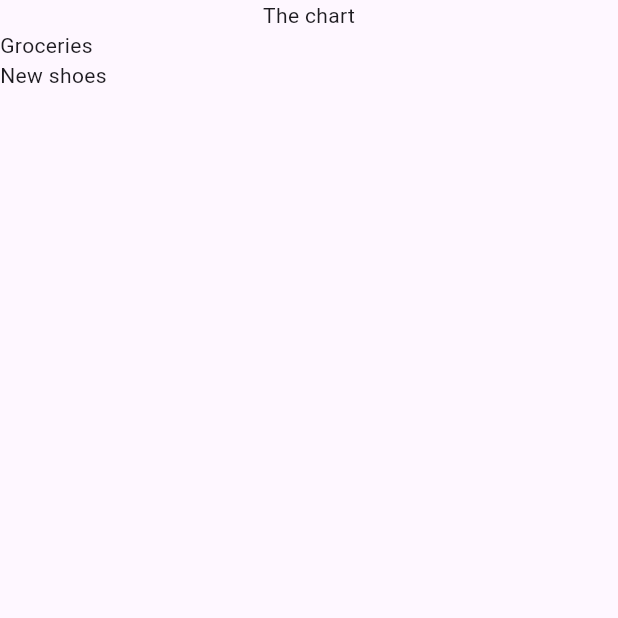
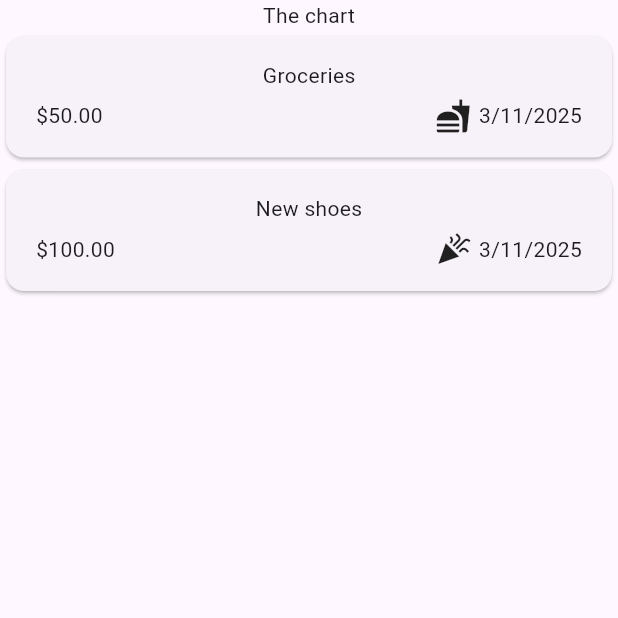
Before and after one commit to satyampra73/Expense_Tracker, a Flutter app: the screen it shows after launch, on a phone screen of 412 x 824 dp, the top half of it. Run offline on Flutter 3.47's test engine with Material 3 defaults, Android fonts, the phone set to English and light mode, and no system bars.

Commit message:
expense list created

```diff
--- a/lib/model/expense.dart
+++ b/lib/model/expense.dart
@@ -1,9 +1,20 @@
-
+import 'package:flutter/material.dart';
+import 'package:intl/intl.dart';
 import 'package:uuid/uuid.dart';
 
+
+final formatter = DateFormat.yMd();
 final uuid = Uuid();
 
 enum Category { food, travel, leisure , work}
+
+const categoryIcons = {
+
+  Category.food: Icons.fastfood,
+  Category.travel: Icons.flight,
+  Category.leisure: Icons.celebration,
+  Category.work: Icons.work,
+};
 
 class Expense {
   Expense({
@@ -19,4 +30,7 @@ class Expense {
   final DateTime date;
   final Category category;
 
+  String get formattedDate{
+    return formatter.format(date);
+  }
 }
--- a/lib/widgets/expenses.dart
+++ b/lib/widgets/expenses.dart
@@ -3,7 +3,7 @@ import 'package:expense_tracker/model/expense.dart';
 import 'package:flutter/material.dart';
 
 class Expenses extends StatefulWidget {
-  const Expenses({Key? key}) : super(key: key);
+  const Expenses({super.key});
 
   @override
   State<Expenses> createState() => _ExpensesState();
--- a/lib/widgets/expenses_list/expense_item.dart
+++ b/lib/widgets/expenses_list/expense_item.dart
@@ -0,0 +1,40 @@
+import 'package:expense_tracker/model/expense.dart';
+import 'package:flutter/cupertino.dart';
+import 'package:flutter/material.dart';
+
+class ExpenseItem extends StatelessWidget {
+  const ExpenseItem(this.expense, {super.key});
+
+  final Expense expense;
+  @override
+  Widget build(BuildContext context) {
+
+    return Card(
+      child: Padding(
+        padding: const EdgeInsets.symmetric(
+          vertical: 16,
+          horizontal: 20,
+        ),
+        child: Column(
+          children: [
+            Text(expense.title),
+            SizedBox(height: 5),
+            Row(
+              children: [
+                Text('\$${expense.amount.toStringAsFixed(2)}'),
+                Spacer(),
+                Row(
+                  children: [
+                    Icon(categoryIcons[expense.category]),
+                    SizedBox(width: 5),
+                    Text(expense.formattedDate),
+                  ],
+                )
+              ],
+            )
+          ],
+        ),
+      ),
+    );
+  }
+}
--- a/lib/widgets/expenses_list/expenses_list.dart
+++ b/lib/widgets/expenses_list/expenses_list.dart
@@ -1,4 +1,5 @@
 import 'package:expense_tracker/model/expense.dart';
+import 'package:expense_tracker/widgets/expenses_list/expense_item.dart';
 import 'package:flutter/material.dart';
 
 class ExpensesList extends StatelessWidget{
@@ -11,7 +12,7 @@ class ExpensesList extends StatelessWidget{
   Widget build(BuildContext context) {
     return ListView.builder(
       itemCount: expenses.length,
-      itemBuilder: (ctx, index) => Text(expenses[index].title),
+      itemBuilder: (ctx, index) => ExpenseItem(expenses[index]),
     );
   }
 
--- a/pubspec.yaml
+++ b/pubspec.yaml
@@ -9,6 +9,7 @@ environment:
 dependencies:
   flutter:
     sdk: flutter
+  intl: ^0.20.2
   uuid: ^4.5.1
 
 dev_dependencies:
```
Also changed, not shown: pubspec.lock.
